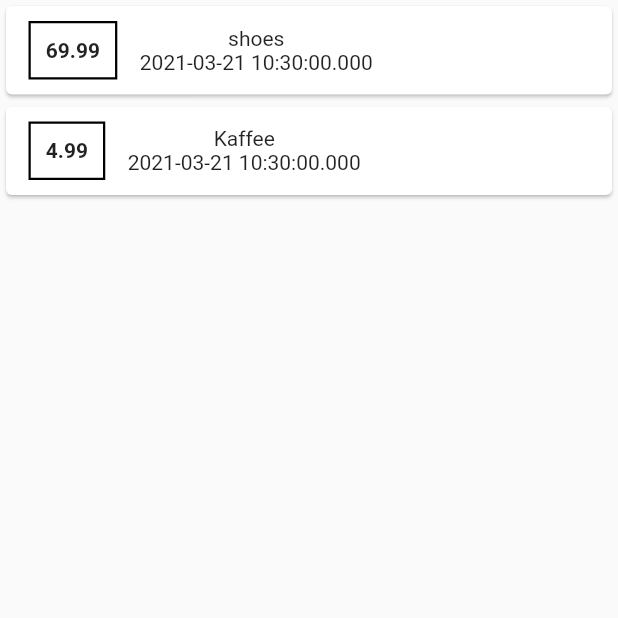
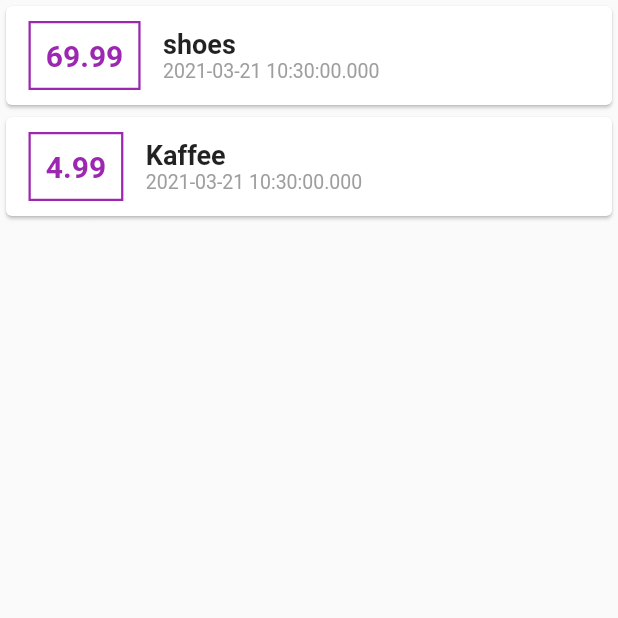
Before and after one commit to Flurix01/Flutter_Learning, a Flutter app: the screen it shows after launch, on a phone screen of 412 x 824 dp, the top half of it. Run offline on Flutter 3.47's test engine with Material 2 defaults, Android fonts, the phone set to English and light mode, and no system bars.

Commit message:
string alignmetn

```diff
--- a/lib/main.dart
+++ b/lib/main.dart
@@ -47,21 +47,36 @@ class MyHomePage extends StatelessWidget {
                 ),
                 decoration: BoxDecoration(
                   border: Border.all(
-                    color: Colors.black,
+                    color: Colors.purple,
                     width: 1.5,
                   ),
                 ),
                 padding: EdgeInsets.all(10),
                 child: Text(
-                  tx.amount.toString(),
-                  style: TextStyle(fontWeight: FontWeight.bold),
+                  "${tx.amount}",
+                  style: TextStyle(
+                    fontWeight: FontWeight.bold,
+                    fontSize: 20,
+                    color: Colors.purple,
+                  ),
                 ),
               ),
               Column(
+                crossAxisAlignment: CrossAxisAlignment.start,
                 children: <Widget>[
-                  Text(tx.title),
+                  Text(
+                    tx.title,
+                    style: TextStyle(
+                      fontWeight: FontWeight.bold,
+                      fontSize: 18,
+                    ),
+                  ),
                   Text(
                     tx.date.toString(),
+                    style: TextStyle(
+                      fontSize: 13,
+                      color: Colors.grey,
+                    ),
                   )
                 ],
               )
```
